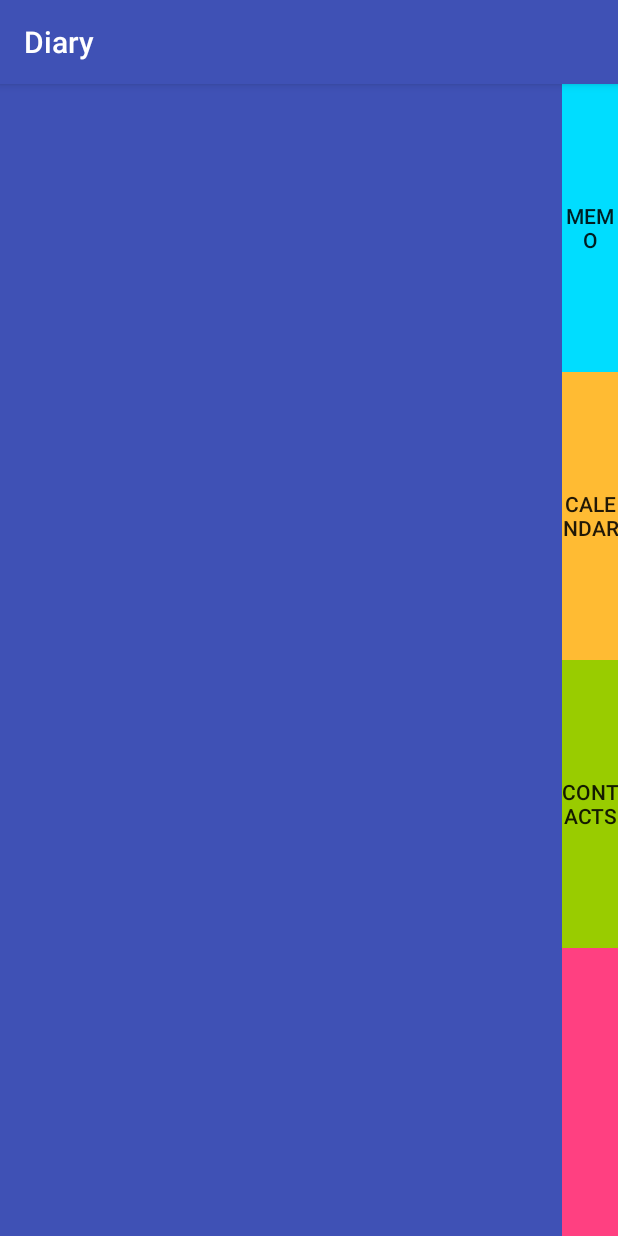
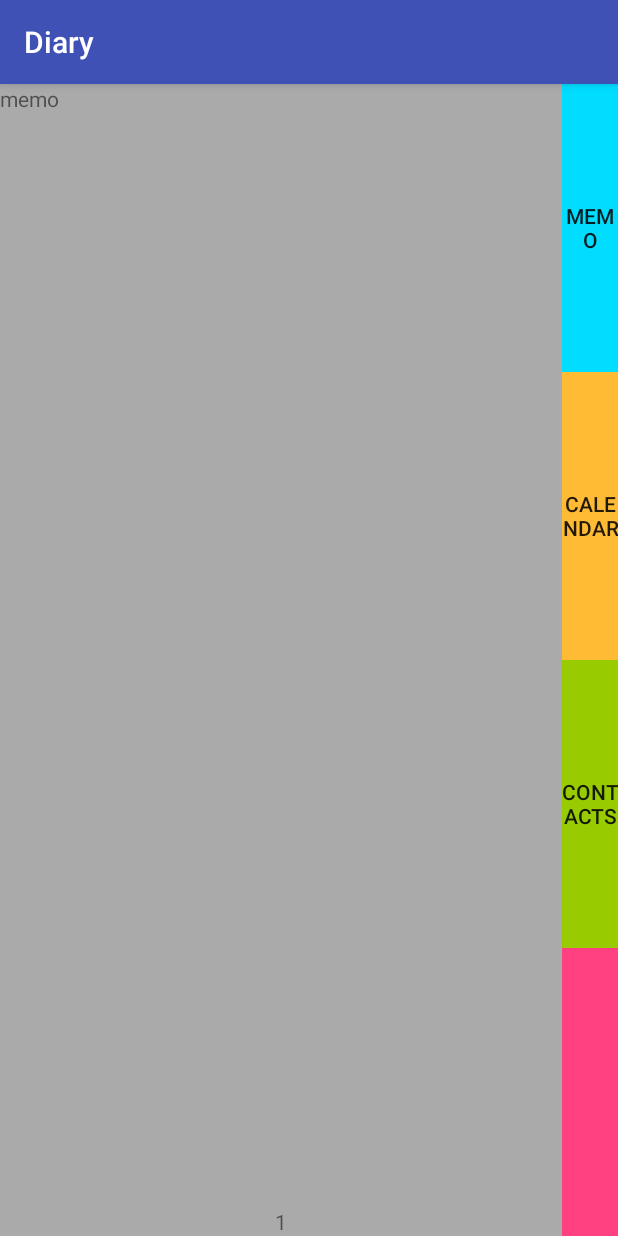
Before and after one commit to creation-group-domisol/diary, an Android app: the screen it shows after launch (MainActivity), on a phone screen of 412 x 824 dp. Run offline under Robolectric (Android 15) with nearby library versions, the phone set to English and light mode, and no system bars.

Commit message:
comment out capture view feature

```diff
--- a/app/src/main/res/layout/activity_main.xml
+++ b/app/src/main/res/layout/activity_main.xml
@@ -19,11 +19,11 @@
             android:layout_height="match_parent">
         </FrameLayout>
 
-        <ImageView
-            android:layout_width="match_parent"
-            android:layout_height="match_parent"
-            android:background="@color/colorPrimary"
-            android:id="@+id/transition_view"/>
+        <!--<ImageView-->
+            <!--android:layout_width="match_parent"-->
+            <!--android:layout_height="match_parent"-->
+            <!--android:background="@color/colorPrimary"-->
+            <!--android:id="@+id/transition_view"/>-->
 
     </com.group.creation.domisol.diary.FlingLayout>
     <LinearLayout
```
Also changed, not shown: app/src/main/java/com/group/creation/domisol/diary/FlingLayout.java (+9 -9 lines).
